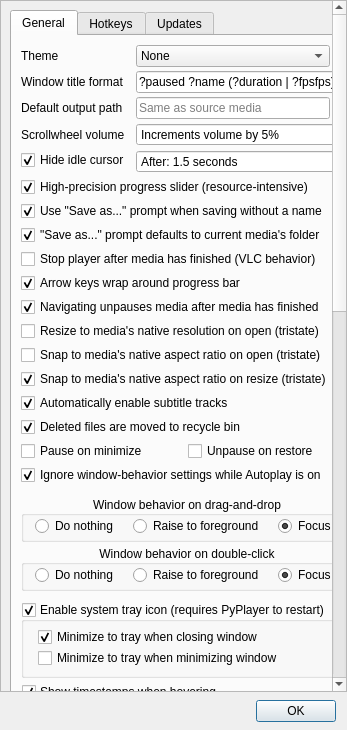
The window that bin/window_settings.ui (thisismy-github/pyplayer) describes before a commit, drawn with Qt 5.
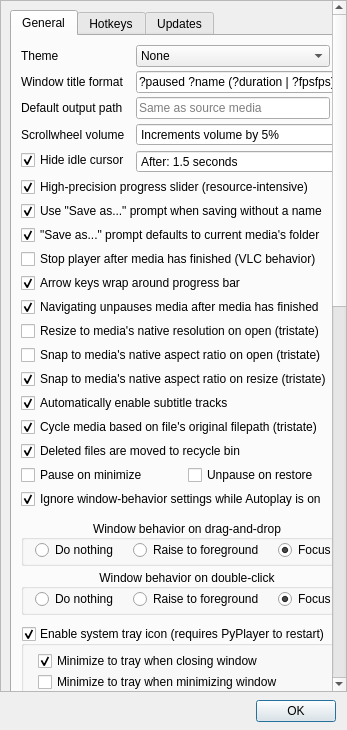
The same window after the commit. Custom widgets are drawn as their Qt base class.

Commit message:
Added setting to remember original path on cycle
The original path to a media file and the last cycle index are now saved
as video_original_path and last_cycle_index. If last_cycle_index hasn't
been saved yet, human/natural sorting is used to roughly determine
where to start from, though it is not the actual sorting that any OS
uses. Setting is tristate, allowing the choice between affecting renames
AND edits or only renames. Setting is fully checked by default.

What changed in the file:
```diff
--- a/bin/window_settings.ui
+++ b/bin/window_settings.ui
@@ -59,7 +59,7 @@
         <x>0</x>
         <y>0</y>
         <width>334</width>
-        <height>1425</height>
+        <height>1447</height>
        </rect>
       </property>
       <layout class="QVBoxLayout" name="verticalLayout_4">
@@ -491,7 +491,7 @@
                </property>
               </widget>
              </item>
-             <item row="15" column="0" colspan="2">
+             <item row="16" column="0" colspan="2">
               <widget class="QCheckBox" name="checkRecycleBin">
                <property name="toolTip">
                 <string>If checked, files marked for deletion are sent to your computer's
@@ -505,7 +505,7 @@
                </property>
               </widget>
              </item>
-             <item row="16" column="0" colspan="2">
+             <item row="17" column="0" colspan="2">
               <layout class="QHBoxLayout" name="horizontalLayout_8">
                <item>
                 <widget class="QCheckBox" name="checkMinimizePause">
@@ -530,7 +530,7 @@
                </item>
               </layout>
              </item>
-             <item row="17" column="0" colspan="2">
+             <item row="18" column="0" colspan="2">
               <widget class="QCheckBox" name="checkIgnoreRaiseWithAutoplay">
                <property name="toolTip">
                 <string>If checked, files that are opened through
@@ -544,6 +544,32 @@
                </property>
               </widget>
              </item>
+             <item row="15" column="0" colspan="2">
+              <widget class="QCheckBox" name="checkCycleRememberOriginalPath">
+               <property name="toolTip">
+                <string>Tristate:
+
+Fully checked: media that is renamed and/or edited will act
+as if it were in its original place when attempting to cycle to
+the next or previous media media file in the current folder.
+
+Partially checked: ditto, but only for renaming, not editing.
+
+Example: If there are 10 files in a folder, and you're playing
+file #5, but then rename it so that it becomes file #1, the
+next file that will play will still be file #6.</string>
+               </property>
+               <property name="text">
+                <string>Cycle media based on file's original filepath (tristate)</string>
+               </property>
+               <property name="checked">
+                <bool>true</bool>
+               </property>
+               <property name="tristate">
+                <bool>true</bool>
+               </property>
+              </widget>
+             </item>
             </layout>
            </item>
            <item>
```
The commit also changes 3 other files.
